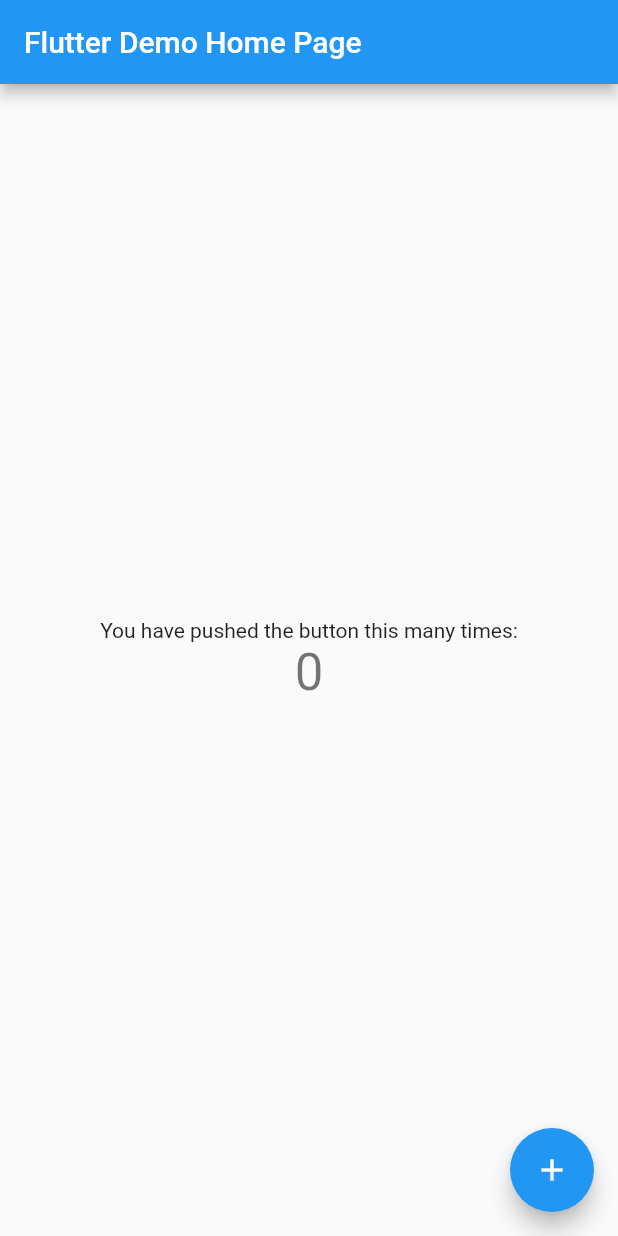
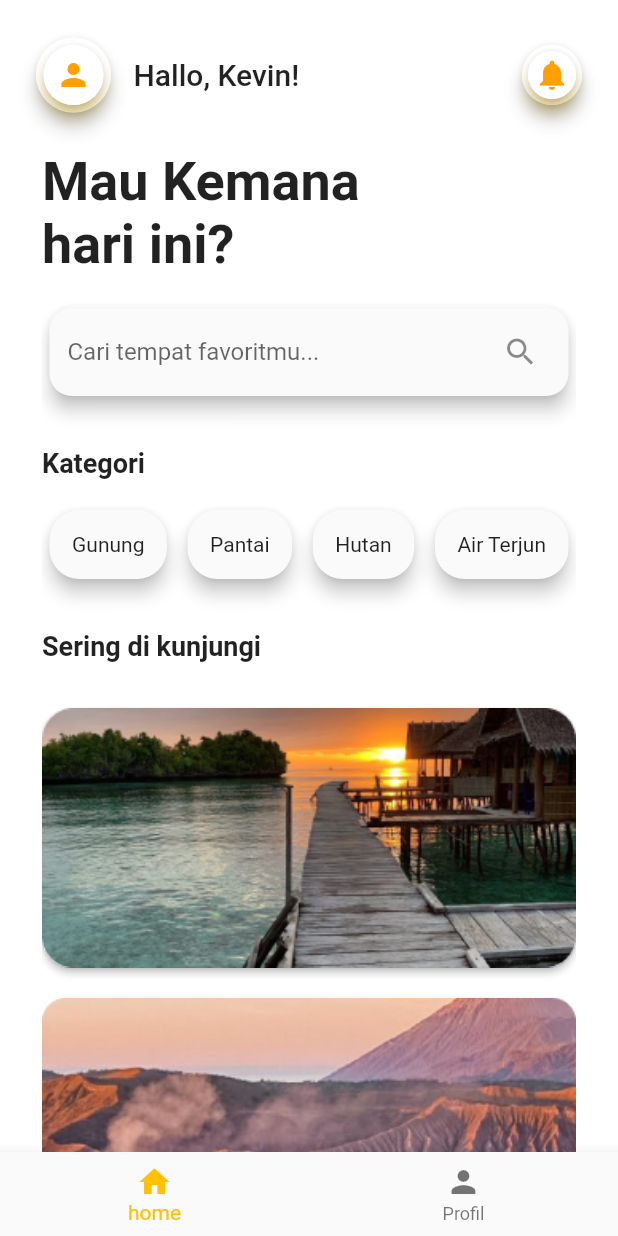
Before and after one commit to ristafn/slicing-travelApps, a Flutter app: the screen it shows after launch, on a phone screen of 412 x 824 dp. Run offline on Flutter 3.47's test engine with Material 2 defaults, Android fonts, the phone set to English and light mode, and no system bars.

Commit message:
add HomePage(), Navbar(), and provider

```diff
--- /dev/null
+++ b/lib/home_page.dart
@@ -0,0 +1,230 @@
+import 'package:flutter/material.dart';
+
+class HomePage extends StatelessWidget {
+  const HomePage({Key? key}) : super(key: key);
+
+  @override
+  Widget build(BuildContext context) {
+    List<String> place = ['ampat', 'bromo', 'bali', 'komodo'];
+
+    return Scaffold(
+      backgroundColor: Colors.white,
+      appBar: AppBar(
+        backgroundColor: Colors.transparent,
+        shadowColor: Colors.transparent,
+        toolbarHeight: 100.0,
+        title: Container(
+          padding: const EdgeInsets.symmetric(horizontal: 8.0),
+          child: Row(
+            mainAxisAlignment: MainAxisAlignment.spaceBetween,
+            children: [
+              Container(
+                child: Row(
+                  children: [
+                    Material(
+                      elevation: 5,
+                      shape: RoundedRectangleBorder(
+                          borderRadius: BorderRadius.circular(50.0)),
+                      child: Container(
+                        height: 50.0,
+                        width: 50.0,
+                        child: CircleAvatar(
+                          backgroundColor: Colors.white,
+                          child: Padding(
+                            padding: const EdgeInsets.all(4.0),
+                            child: Material(
+                              elevation: 4,
+                              shadowColor: Colors.amber,
+                              shape: RoundedRectangleBorder(
+                                  borderRadius: BorderRadius.circular(50.0)),
+                              child: CircleAvatar(
+                                backgroundColor: Colors.white,
+                                child: Icon(Icons.person),
+                              ),
+                            ),
+                          ),
+                        ),
+                      ),
+                    ),
+                    SizedBox(
+                      width: 15.0,
+                    ),
+                    Text('Hallo, Kevin!'),
+                  ],
+                ),
+              ),
+              InkWell(
+                onTap: () {},
+                borderRadius: BorderRadius.circular(50.0),
+                child: Material(
+                  elevation: 5,
+                  shape: RoundedRectangleBorder(
+                      borderRadius: BorderRadius.circular(50.0)),
+                  child: Container(
+                    height: 40.0,
+                    width: 40.0,
+                    child: CircleAvatar(
+                      backgroundColor: Colors.white,
+                      child: Padding(
+                        padding: const EdgeInsets.all(4.0),
+                        child: Material(
+                          elevation: 4,
+                          shadowColor: Colors.amber,
+                          shape: RoundedRectangleBorder(
+                              borderRadius: BorderRadius.circular(50.0)),
+                          child: CircleAvatar(
+                            backgroundColor: Colors.white,
+                            child: Icon(Icons.notifications),
+                          ),
+                        ),
+                      ),
+                    ),
+                  ),
+                ),
+              ),
+            ],
+          ),
+        ),
+      ),
+      body: Container(
+        padding: const EdgeInsets.symmetric(horizontal: 28.0),
+        child: CustomScrollView(
+          slivers: [
+            SliverToBoxAdapter(
+              child: Column(
+                mainAxisAlignment: MainAxisAlignment.start,
+                children: <Widget>[
+                  Align(
+                    alignment: Alignment.centerLeft,
+                    child: Text('Mau Kemana\nhari ini?',
+                        style: TextStyle(
+                            fontWeight: FontWeight.w700, fontSize: 36)),
+                  ),
+                  SizedBox(
+                    height: 21,
+                  ),
+                  Container(
+                    padding: EdgeInsets.symmetric(horizontal: 5.0),
+                    child: Material(
+                      elevation: 5,
+                      borderRadius: BorderRadius.circular(15.0),
+                      child: TextFormField(
+                        decoration: InputDecoration(
+                          border: OutlineInputBorder(
+                            borderSide: BorderSide.none,
+                            borderRadius: BorderRadius.circular(15.0),
+                          ),
+                          hintText: 'Cari tempat favoritmu...',
+                          suffixIcon: Container(
+                            margin: const EdgeInsets.only(right: 10.0),
+                            padding: const EdgeInsets.all(10.0),
+                            decoration: BoxDecoration(
+                              shape: BoxShape.circle,
+                            ),
+                            child: Icon(Icons.search),
+                          ),
+                        ),
+                      ),
+                    ),
+                  ),
+                  SizedBox(
+                    height: 34,
+                  ),
+                  Align(
+                    alignment: Alignment.centerLeft,
+                    child: Text('Kategori',
+                        style: TextStyle(
+                            fontWeight: FontWeight.w700, fontSize: 18)),
+                  ),
+                  SizedBox(
+                    height: 21,
+                  ),
+                  Container(
+                    padding: EdgeInsets.symmetric(horizontal: 5.0),
+                    child: Row(
+                      mainAxisAlignment: MainAxisAlignment.spaceBetween,
+                      children: [
+                        Material(
+                          elevation: 5,
+                          borderRadius: BorderRadius.circular(20.0),
+                          child: Container(
+                              padding: const EdgeInsets.all(15.0),
+                              decoration: BoxDecoration(
+                                borderRadius: BorderRadius.circular(20.0),
+                              ),
+                              child: Text('Gunung')),
+                        ),
+                        Material(
+                          elevation: 5,
+                          borderRadius: BorderRadius.circular(20.0),
+                          child: Container(
+                              padding: const EdgeInsets.all(15.0),
+                              decoration: BoxDecoration(
+                                borderRadius: BorderRadius.circular(20.0),
+                              ),
+                              child: Text('Pantai')),
+                        ),
+                        Material(
+                          elevation: 5,
+                          borderRadius: BorderRadius.circular(20.0),
+                          child: Container(
+                              padding: const EdgeInsets.all(15.0),
+                              decoration: BoxDecoration(
+                                borderRadius: BorderRadius.circular(20.0),
+                              ),
+                              child: Text('Hutan')),
+                        ),
+                        Material(
+                          elevation: 5,
+                          borderRadius: BorderRadius.circular(20.0),
+                          child: Container(
+                              padding: const EdgeInsets.all(15.0),
+                              decoration: BoxDecoration(
+                                borderRadius: BorderRadius.circular(20.0),
+                              ),
+                              child: Text('Air Terjun')),
+                        )
+                      ],
+                    ),
+                  ),
+                  SizedBox(
+                    height: 34,
+                  ),
+                  Align(
+                    alignment: Alignment.centerLeft,
+                    child: Text('Sering di kunjungi',
+                        style: TextStyle(
+                            fontWeight: FontWeight.w700, fontSize: 18)),
+                  ),
+                  SizedBox(
+                    height: 21,
+                  ),
+                ],
+              ),
+            ),
+            SliverList(
+              delegate: SliverChildBuilderDelegate(
+                (context, index) {
+                  var callImages = place[index];
+
+                  return Card(
+                    elevation: 2,
+                    margin: const EdgeInsets.symmetric(vertical: 10.0),
+                    shape: RoundedRectangleBorder(
+                      borderRadius: BorderRadius.circular(20.0),
+                    ),
+                    child: Image.asset(
+                      'assets/images/$callImages.png',
+                      fit: BoxFit.cover,
+                    ),
+                  );
+                },
+                childCount: 4,
+              ),
+            )
+          ],
+        ),
+      ),
+    );
+  }
+}
--- a/lib/main.dart
+++ b/lib/main.dart
@@ -1,113 +1,18 @@
 import 'package:flutter/material.dart';
 
-void main() {
-  runApp(MyApp());
-}
+import 'navbar.dart';
+
+void main() => runApp(MyApp());
 
 class MyApp extends StatelessWidget {
-  // This widget is the root of your application.
+  const MyApp({Key? key}) : super(key: key);
+
   @override
   Widget build(BuildContext context) {
     return MaterialApp(
-      title: 'Flutter Demo',
-      theme: ThemeData(
-        // This is the theme of your application.
-        //
-        // Try running your application with "flutter run". You'll see the
-        // application has a blue toolbar. Then, without quitting the app, try
-        // changing the primarySwatch below to Colors.green and then invoke
-        // "hot reload" (press "r" in the console where you ran "flutter run",
-        // or simply save your changes to "hot reload" in a Flutter IDE).
-        // Notice that the counter didn't reset back to zero; the application
-        // is not restarted.
-        primarySwatch: Colors.blue,
-      ),
-      home: MyHomePage(title: 'Flutter Demo Home Page'),
+      debugShowCheckedModeBanner: false,
+      theme: ThemeData(primarySwatch: Colors.amber),
+      home: Navbar(),
     );
   }
 }
-
-class MyHomePage extends StatefulWidget {
-  MyHomePage({Key? key, required this.title}) : super(key: key);
-
-  // This widget is the home page of your application. It is stateful, meaning
-  // that it has a State object (defined below) that contains fields that affect
-  // how it looks.
-
-  // This class is the configuration for the state. It holds the values (in this
-  // case the title) provided by the parent (in this case the App widget) and
-  // used by the build method of the State. Fields in a Widget subclass are
-  // always marked "final".
-
-  final String title;
-
-  @override
-  _MyHomePageState createState() => _MyHomePageState();
-}
-
-class _MyHomePageState extends State<MyHomePage> {
-  int _counter = 0;
-
-  void _incrementCounter() {
-    setState(() {
-      // This call to setState tells the Flutter framework that something has
-      // changed in this State, which causes it to rerun the build method below
-      // so that the display can reflect the updated values. If we changed
-      // _counter without calling setState(), then the build method would not be
-      // called again, and so nothing would appear to happen.
-      _counter++;
-    });
-  }
-
-  @override
-  Widget build(BuildContext context) {
-    // This method is rerun every time setState is called, for instance as done
-    // by the _incrementCounter method above.
-    //
-    // The Flutter framework has been optimized to make rerunning build methods
-    // fast, so that you can just rebuild anything that needs updating rather
-    // than having to individually change instances of widgets.
-    return Scaffold(
-      appBar: AppBar(
-        // Here we take the value from the MyHomePage object that was created by
-        // the App.build method, and use it to set our appbar title.
-        title: Text(widget.title),
-      ),
-      body: Center(
-        // Center is a layout widget. It takes a single child and positions it
-        // in the middle of the parent.
-        child: Column(
-          // Column is also a layout widget. It takes a list of children and
-          // arranges them vertically. By default, it sizes itself to fit its
-          // children horizontally, and tries to be as tall as its parent.
-          //
-          // Invoke "debug painting" (press "p" in the console, choose the
-          // "Toggle Debug Paint" action from the Flutter Inspector in Android
-          // Studio, or the "Toggle Debug Paint" command in Visual Studio Code)
-          // to see the wireframe for each widget.
-          //
-          // Column has various properties to control how it sizes itself and
-          // how it positions its children. Here we use mainAxisAlignment to
-          // center the children vertically; the main axis here is the vertical
-          // axis because Columns are vertical (the cross axis would be
-          // horizontal).
-          mainAxisAlignment: MainAxisAlignment.center,
-          children: <Widget>[
-            Text(
-              'You have pushed the button this many times:',
-            ),
-            Text(
-              '$_counter',
-              style: Theme.of(context).textTheme.headline4,
-            ),
-          ],
-        ),
-      ),
-      floatingActionButton: FloatingActionButton(
-        onPressed: _incrementCounter,
-        tooltip: 'Increment',
-        child: Icon(Icons.add),
-      ), // This trailing comma makes auto-formatting nicer for build methods.
-    );
-  }
-}
--- /dev/null
+++ b/lib/navbar.dart
@@ -0,0 +1,27 @@
+import 'package:flutter/material.dart';
+import 'package:provider/provider.dart';
+
+import 'providers/navbar_provider.dart';
+
+class Navbar extends StatelessWidget {
+  const Navbar({Key? key}) : super(key: key);
+
+  @override
+  Widget build(BuildContext context) {
+    return ChangeNotifierProvider<NavbarProvider>(
+      create: (context) => NavbarProvider(),
+      child: Consumer<NavbarProvider>(builder: (context, nav, _) {
+        return Scaffold(
+          body: NavbarProvider.pageOptions.elementAt(nav.selectedIndex),
+          bottomNavigationBar: BottomNavigationBar(
+            items: NavbarProvider.ItemsOptions,
+            currentIndex: nav.selectedIndex,
+            onTap: (index) {
+              nav.selectedIndex = index;
+            },
+          ),
+        );
+      }),
+    );
+  }
+}
--- /dev/null
+++ b/lib/page2.dart
@@ -0,0 +1,16 @@
+import 'package:flutter/material.dart';
+
+class Page2 extends StatelessWidget {
+  const Page2({Key? key}) : super(key: key);
+
+  @override
+  Widget build(BuildContext context) {
+    return Scaffold(
+      body: Container(
+        child: Center(
+          child: Text('Hello World!'),
+        ),
+      ),
+    );
+  }
+}
--- /dev/null
+++ b/lib/providers/navbar_provider.dart
@@ -0,0 +1,27 @@
+import 'package:flutter/cupertino.dart';
+import 'package:flutter/material.dart';
+
+import '../home_page.dart';
+import '../page2.dart';
+
+class NavbarProvider with ChangeNotifier {
+  static int _selectedIndex = 0;
+
+  static const List<Widget> pageOptions = <Widget>[
+    HomePage(),
+    Page2(),
+  ];
+
+  static const List<BottomNavigationBarItem> ItemsOptions =
+      <BottomNavigationBarItem>[
+    BottomNavigationBarItem(icon: Icon(Icons.home), label: 'home'),
+    BottomNavigationBarItem(icon: Icon(Icons.person), label: 'Profil')
+  ];
+
+  set selectedIndex(int index) {
+    _selectedIndex = index;
+    notifyListeners();
+  }
+
+  int get selectedIndex => _selectedIndex;
+}
```
Also changed, not shown: pubspec.yaml (+6 -14 lines), assets/images/ampat.png (added), assets/images/bali.png (added), assets/images/bromo.png (added), assets/images/komodo.png (added), pubspec.lock.
